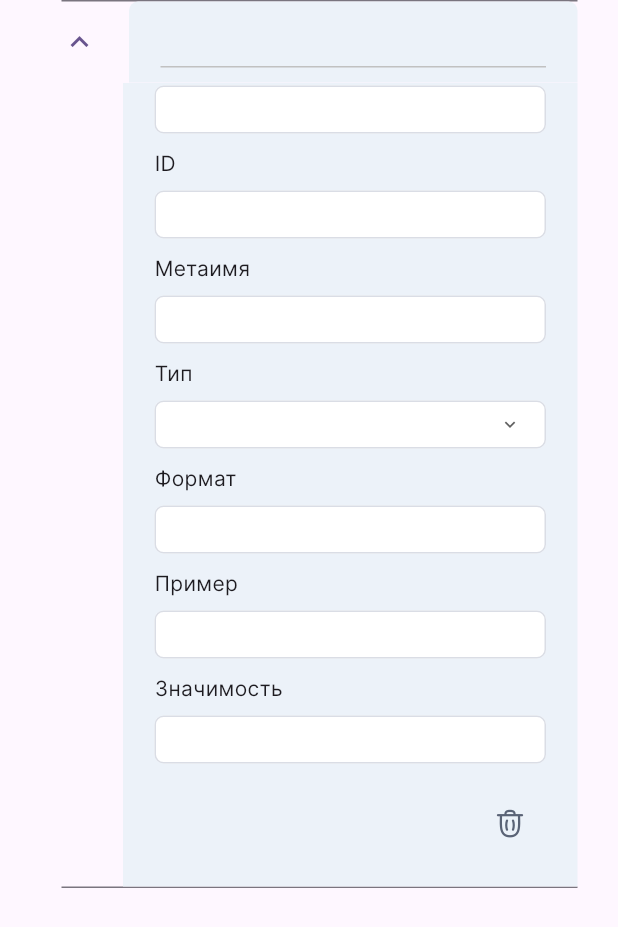
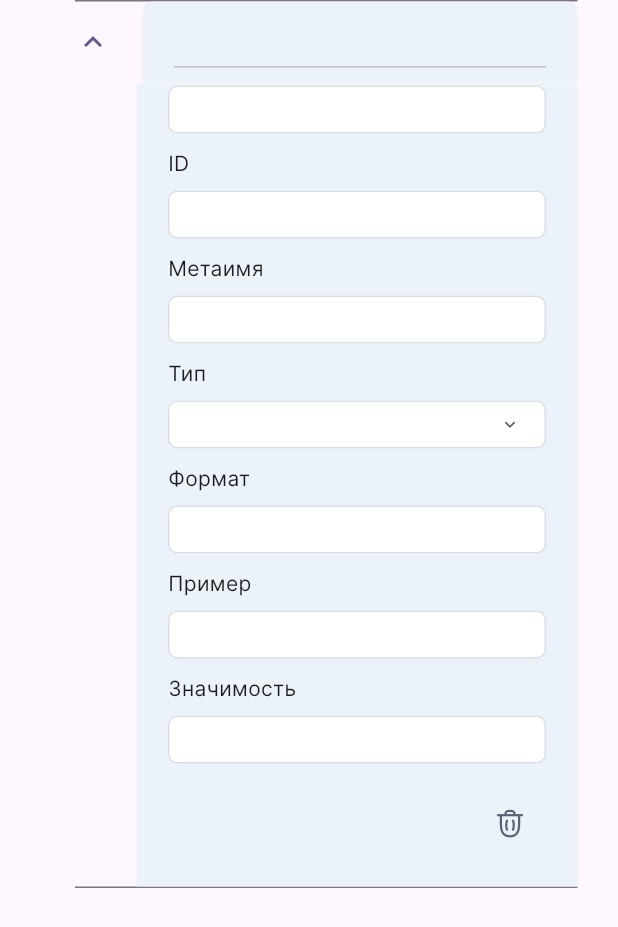
Before and after one commit to sv-makh/side_panels, a Flutter app: the AttributeWidget widget shown alone on an empty page, opened directly with empty values, after a tap on the "expand more" icon, on a phone screen of 412 x 824 dp. Shown: the top 927 px of the screen. Run offline on Flutter 3.47's test engine with Material 2 defaults, Android fonts, the phone set to English and light mode, and no system bars; missing offline and left inert: animated_tree_view, flutter_fancy_tree_view, multi_split_view.

Commit message:
fix paddings

```diff
--- a/lib/data/expansion_tile/constants.dart
+++ b/lib/data/expansion_tile/constants.dart
@@ -37,7 +37,7 @@
 Color buttonColor = const Color(0xff5A6376);
 Color dividerColor = const Color(0xffC1C1C1);
 
-double indentationLeft = 41;
+double indentationLeft = 50;//41;
 double indentationRight = 27;
 double sidePadding = 21;
 
--- a/lib/widgets/expansion_tile/attribute_widget.dart
+++ b/lib/widgets/expansion_tile/attribute_widget.dart
@@ -50,7 +50,7 @@
           title: _attributeTitle(shownTitle, isExpanded),
           children: [
             Container(
-              margin: EdgeInsets.only(left: indentationLeft),
+              margin: EdgeInsets.only(left: indentationLeft-9),
               padding: EdgeInsets.only(left: sidePadding, right: sidePadding),
               color: nodeColor,
               child: Column(
```
